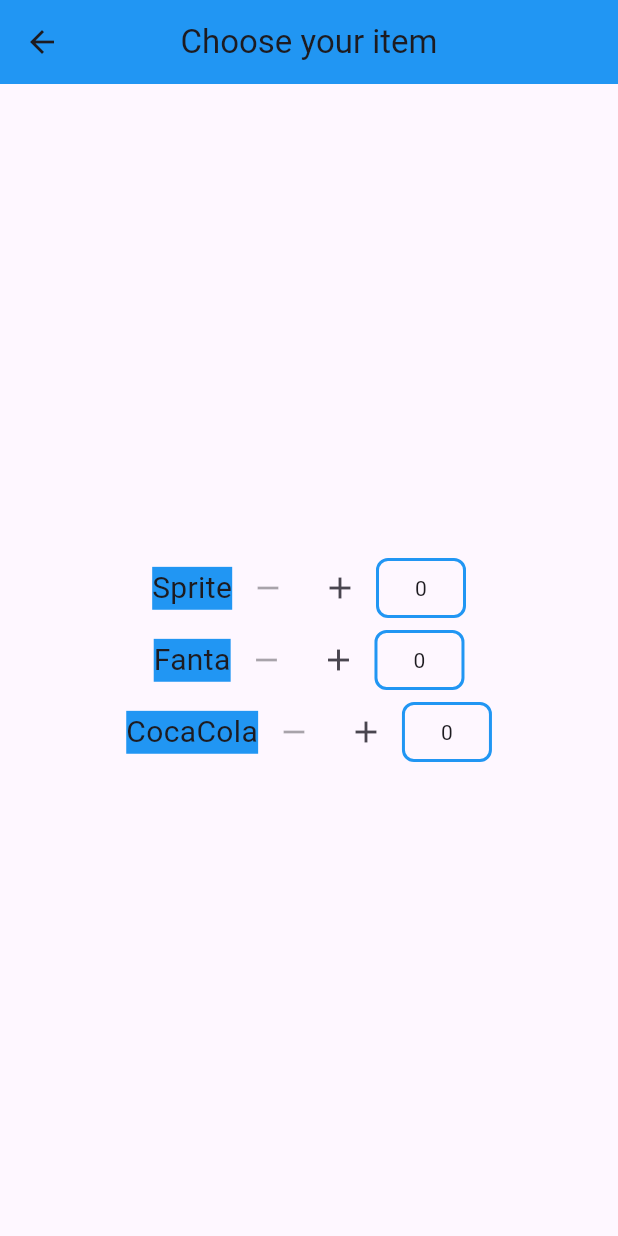
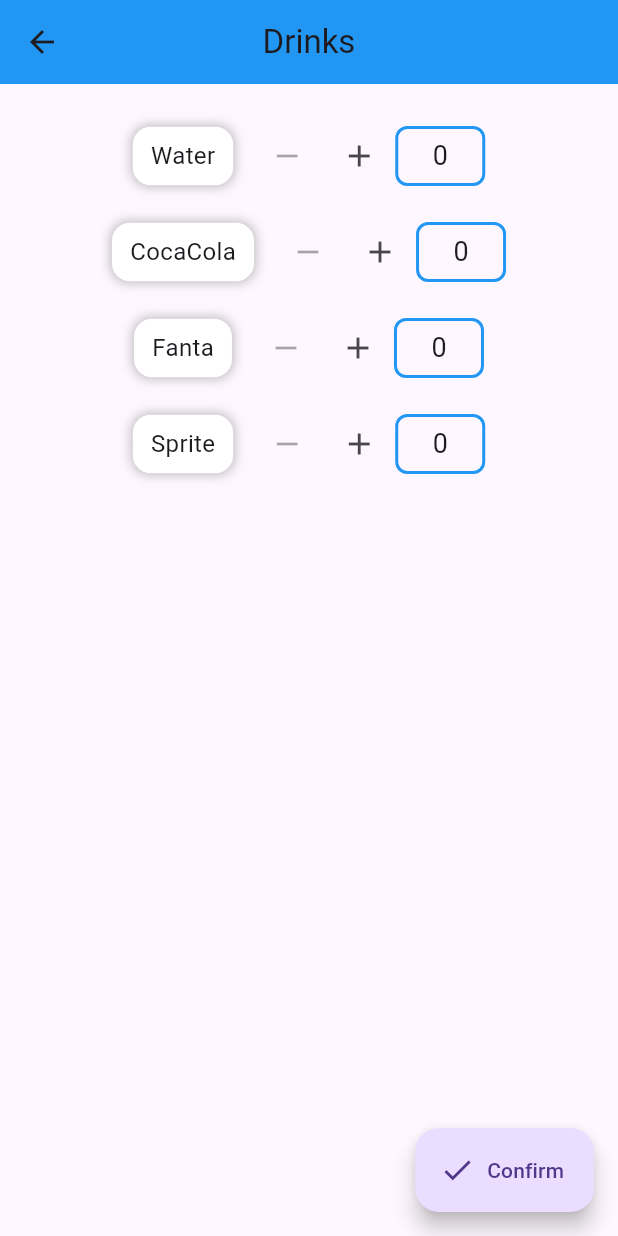
Before and after one commit to KBD-solutions/Servicer, a Flutter app: the screen it shows after launch, after a tap on "Refills", on a phone screen of 412 x 824 dp. Run offline on Flutter 3.47's test engine with Material 3 defaults, Android fonts, the light colour scheme and no system bars.

Commit message:
fixed item selection screen and incrementstion

```diff
--- /dev/null
+++ b/lib/Utils/item_counter.dart
@@ -0,0 +1,74 @@
+import 'package:flutter/material.dart';
+
+class ItemCounter extends StatefulWidget {
+  final String itemName;
+  final int initialQuantity;
+  final ValueChanged<int>? onQuantityChanged;
+
+  const ItemCounter({
+    super.key,
+    required this.itemName,
+    this.initialQuantity = 0,
+    this.onQuantityChanged,
+  });
+
+  @override
+  State<ItemCounter> createState() => _ItemCounterState();
+}
+
+class _ItemCounterState extends State<ItemCounter> {
+  late int _qty;
+
+  @override
+  void initState() {
+    super.initState();
+    _qty = widget.initialQuantity;
+  }
+
+  void _increment() {
+    setState(() => _qty++);
+    widget.onQuantityChanged?.call(_qty);
+  }
+
+  void _decrement() {
+    if (_qty == 0) return;
+    setState(() => _qty--);
+    widget.onQuantityChanged?.call(_qty);
+  }
+
+  @override
+  Widget build(BuildContext context) {
+    return Row(
+      mainAxisAlignment: MainAxisAlignment.center,
+      children: [
+        // Item label
+        Container(
+          padding: const EdgeInsets.symmetric(horizontal: 12, vertical: 8),
+          decoration: BoxDecoration(
+            color: Colors.white,
+            borderRadius: BorderRadius.circular(12),
+            boxShadow: const [
+              BoxShadow(color: Colors.black26, blurRadius: 6, spreadRadius: 1),
+            ],
+          ),
+          child: Text(widget.itemName, style: const TextStyle(fontSize: 16)),
+        ),
+        const SizedBox(width: 12),
+
+        IconButton(icon: const Icon(Icons.remove), onPressed: _qty > 0 ? _decrement : null),
+        IconButton(icon: const Icon(Icons.add), onPressed: _increment),
+
+        Container(
+          width: 60,
+          height: 40,
+          alignment: Alignment.center,
+          decoration: BoxDecoration(
+            border: Border.all(color: Colors.blue, width: 2),
+            borderRadius: BorderRadius.circular(8),
+          ),
+          child: Text('$_qty', style: const TextStyle(fontSize: 18)),
+        ),
+      ],
+    );
+  }
+}
--- a/lib/Utils/selection_tools.dart
+++ b/lib/Utils/selection_tools.dart
@@ -1,3 +1,48 @@
+import 'package:flutter/material.dart';
+
+
+class PopupUtils {
+  /// Shows a temporary dialog letting the customer know a server is on the way
+  static Future<void> showServerOnTheWay(BuildContext context) async {
+    showDialog(
+      context: context,
+      barrierDismissible: false,
+      builder: (ctx) => AlertDialog(
+        shape: RoundedRectangleBorder(borderRadius: BorderRadius.circular(16)),
+        content: Column(
+          mainAxisSize: MainAxisSize.min,
+          children: const [
+            Icon(Icons.check_circle, size: 48, color: Colors.green),
+            SizedBox(height: 12),
+            Text(
+              'Server notified',
+              style: TextStyle(fontSize: 18, fontWeight: FontWeight.bold),
+            ),
+            SizedBox(height: 8),
+            Text(
+              'A server is on the way. Thanks for your patience!',
+              textAlign: TextAlign.center,
+            ),
+          ],
+        ),
+      ),
+    );
+
+    // Wait for 2 seconds, close dialog, show snackbar
+    await Future.delayed(const Duration(seconds: 2));
+    if (Navigator.of(context, rootNavigator: true).canPop()) {
+      Navigator.of(context, rootNavigator: true).pop();
+    }
+
+    ScaffoldMessenger.of(context).showSnackBar(
+      const SnackBar(
+        content: Text('Server is on the way!'),
+        duration: Duration(seconds: 2),
+      ),
+    );
+  }
+}
+
 class _Drink{
   final String name;
   int amount;
--- a/lib/screens/Confirmation_screen.dart
+++ /dev/null
@@ -1,166 +0,0 @@
-import 'package:flutter/material.dart';
-
-
-class ConfirmationScreen extends StatefulWidget {
-  const ConfirmationScreen({super.key});
-
-  @override
-  State<ConfirmationScreen> createState() => _ConfirmationscreenState();
-}
-
-class _ConfirmationscreenState extends State<ConfirmationScreen> {
-  int amount = 0;
-
-
-  @override
-  Widget build(BuildContext context) {
-    return Scaffold(
-      appBar: AppBar(
-        title: Text("Choose your item"),
-        backgroundColor: Colors.blue,
-        centerTitle: true,
-      ),
-
-      body: Center(
-        child: Column(
-          mainAxisAlignment: MainAxisAlignment.center,
-          children: [
-
-            Row(
-              mainAxisAlignment: MainAxisAlignment.center,
-              children: [
-                Text("Sprite",
-                style: TextStyle(
-                  fontSize: 20,
-                  backgroundColor: Colors.blue,
-                  ),
-                ),
-                //this Icon removes
-                IconButton(
-                  icon: Icon(Icons.remove),
-                  onPressed: amount > 0 ? () {
-                    setState(() {
-                      amount--;
-                    });
-                  }
-                  : null,
-                ),
-
-                //this icon adds items
-                IconButton(
-                  icon: Icon(Icons.add),
-                  onPressed: () {
-                    setState(() {
-                      amount++;
-                    });
-                  },
-                ),
-
-                //container for the amount of items added or removed
-                Container(
-                  width:60,
-                  height:40,
-                  alignment: Alignment.center,
-                  decoration: BoxDecoration(
-                    border: Border.all(color: Colors.blue, width: 2),
-                    borderRadius: BorderRadius.circular(8),
-                  ),
-                  child: Text("$amount"),
-                ),
-              ],
-            ),
-            //fanta option
-            Row(
-              mainAxisAlignment: MainAxisAlignment.center,
-              children: [
-                Text("Fanta",
-                style: TextStyle(
-                  fontSize: 20,
-                  backgroundColor: Colors.blue,
-                  ),
-                ),
-                //this Icon removes
-                IconButton(
-                  icon: Icon(Icons.remove),
-                  onPressed: amount > 0 ? () {
-                    setState(() {
-                      amount--;
-                    });
-                  }
-                  : null,
-                ),
-
-                //this icon adds items
-                IconButton(
-                  icon: Icon(Icons.add),
-                  onPressed: () {
-                    setState(() {
-                      amount++;
-                    });
-                  },
-                ),
-
-                //container for the amount of items added or removed
-                Container(
-                  width:60,
-                  height:40,
-                  alignment: Alignment.center,
-                  decoration: BoxDecoration(
-                    border: Border.all(color: Colors.blue, width: 2),
-                    borderRadius: BorderRadius.circular(8),
-                  ),
-                  child: Text("$amount"),
-                ),
-              ],
-            ),
-
-            //Coke option
-            Row(
-              mainAxisAlignment: MainAxisAlignment.center,
-              children: [
-                Text("CocaCola",
-                style: TextStyle(
-                  fontSize: 20,
-                  backgroundColor: Colors.blue,
-                  ),
-                ),
-                //this Icon removes
-                IconButton(
-                  icon: Icon(Icons.remove),
-                  onPressed: amount > 0 ? () {
-                    setState(() {
-                      amount--;
-                    });
-                  }
-                  : null,
-                ),
-
-                //this icon adds items
-                IconButton(
-                  icon: Icon(Icons.add),
-                  onPressed: () {
-                    setState(() {
-                      amount++;
-                    });
-                  },
-                ),
-
-                //container for the amount of items added or removed
-                Container(
-                  width:60,
-                  height:40,
-                  alignment: Alignment.center,
-                  decoration: BoxDecoration(
-                    border: Border.all(color: Colors.blue, width: 2),
-                    borderRadius: BorderRadius.circular(8),
-                  ),
-                  child: Text("$amount"),
-                ),
-              ],
-            ),
-          ],
-        )
-      ),
-    );
-  }
-}
--- a/lib/screens/Selection_screen.dart
+++ b/lib/screens/Selection_screen.dart
@@ -1,11 +1,15 @@
 import 'package:flutter/material.dart';
 import 'employer_dashboard.dart';
-import 'Confirmation_screen.dart';
-
+import 'item_selection_page.dart';
+import '../Utils/selection_tools.dart';
 
 
 class SelectScreen extends StatefulWidget {
   const SelectScreen({super.key});
+
+  static const List<String> drinks = ['Water', 'CocaCola', 'Fanta', 'Sprite'];
+  static const List<String> desserts = ['Brownie', 'Cheesecake', 'Ice Cream'];
+  static const List<String> extras = ['Fries', 'Onion Rings', 'Breadsticks'];
 
   @override
   State<SelectScreen> createState() => _SelectScreenState();
@@ -14,13 +18,21 @@
 class _SelectScreenState extends State<SelectScreen> {
   @override
   Widget build(BuildContext context) {
+
+    final double bottomInset = MediaQuery.of(context).padding.bottom;
+
     return Scaffold(
       appBar: AppBar(
         title: Text("Selection Page"),
         backgroundColor: Colors.blue,
         centerTitle: true,
       ),
-      body: Center(
+ body: Stack(
+        children: [
+          // Your existing page content
+          Positioned.fill(
+            child: SafeArea(
+              child: Center(
                 child: Column(
                   mainAxisSize: MainAxisSize.min,
                   children: [
@@ -31,15 +43,18 @@
                         onPressed: () {
                           Navigator.push(
                             context,
-                    MaterialPageRoute(builder: (context) => ConfirmationScreen())
+                            MaterialPageRoute(builder: (context) => ItemsSelectionPage(
+                              title: 'Drinks',
+                              items: SelectScreen.drinks,
+                              ),
+                            ),
                           );
                         },
                         child: const Text("Refills"),
                         key: const Key("Refills-button"),
                       ),
                     ),
-            //sized Box for button spacing
-            SizedBox(height: 20),
+                    const SizedBox(height: 20),
                     SizedBox(
                       width: 250,
                       height: 60,
@@ -47,14 +62,18 @@
                         onPressed: () {
                           Navigator.push(
                             context,
-                    MaterialPageRoute(builder: (context) => ConfirmationScreen())
+                            MaterialPageRoute(builder: (context) => ItemsSelectionPage(
+                              title: 'Desserts',
+                              items: SelectScreen.desserts,
+                              ),
+                            ),
                           );
                         },
                         child: const Text("Desserts"),
                         key: const Key("Desserts-button"),
                       ),
                     ),
-            SizedBox(height: 20),
+                    const SizedBox(height: 20),
                     SizedBox(
                       width: 250,
                       height: 60,
@@ -62,30 +81,37 @@
                         onPressed: () {
                           Navigator.push(
                             context,
-                    MaterialPageRoute(builder: (context) => ConfirmationScreen())
+                            MaterialPageRoute(builder: (context) => ItemsSelectionPage(
+                              title: 'Extras',
+                              items: SelectScreen.extras
+                            )),
                           );
                         },
                         child: const Text("Extras"),
                         key: const Key("Extras-button"),
                       ),
                     ),
-            SizedBox(height: 20),
+                    const SizedBox(height: 20),
                     SizedBox(
                       width: 250,
                       height: 60,
                       child: ElevatedButton(
-                onPressed: () {},
-                child: Text("Call Server"),
+                        onPressed: () => PopupUtils.showServerOnTheWay(context),
+                        child: const Text("Call Server"),
                         key: const Key("Call-server"),
                       ),
                     ),
+
+                    SizedBox(height: 24 + bottomInset),
                   ],
                 ),
               ),
+            ),
+          ),
 
-
-      floatingActionButton: Padding(
-        padding: const EdgeInsets.only(bottom: 10, right: 10),
+          Positioned(
+            bottom: 10 + bottomInset,
+            right: 10,
             child: FloatingActionButton.extended(
               onPressed: () {
                 Navigator.push(
@@ -101,7 +127,8 @@
               backgroundColor: const Color.fromARGB(221, 231, 230, 230),
             ),
           ),
-      floatingActionButtonLocation: FloatingActionButtonLocation.endFloat,
+        ],
+      ),
     );
   }
 }
--- /dev/null
+++ b/lib/screens/item_selection_page.dart
@@ -0,0 +1,75 @@
+import 'package:flutter/material.dart';
+import '../Utils/item_counter.dart';
+
+class ItemsSelectionPage extends StatefulWidget {
+  final String title;
+  final List<String> items;
+  final Map<String, int>? initialQuantities; // optional (for editing an order)
+
+  const ItemsSelectionPage({
+    super.key,
+    required this.title,
+    required this.items,
+    this.initialQuantities,
+  });
+
+  @override
+  State<ItemsSelectionPage> createState() => _ItemsSelectionPageState();
+}
+
+class _ItemsSelectionPageState extends State<ItemsSelectionPage> {
+  late Map<String, int> _order;
+
+  @override
+  void initState() {
+    super.initState();
+    // start with zeros for all items, then apply any provided initial quantities
+    _order = {for (final name in widget.items) name: 0};
+    if (widget.initialQuantities != null) {
+      for (final entry in widget.initialQuantities!.entries) {
+        if (_order.containsKey(entry.key)) _order[entry.key] = entry.value;
+      }
+    }
+  }
+
+  void _confirm() {
+    // return the map to the previous screen (or show a summary)
+    Navigator.pop(context, _order);
+    // If you want a toast/snackbar here instead of pop:
+    // final summary = _order.entries.where((e)=>e.value>0).map((e) => '${e.key}: ${e.value}').join(' • ');
+    // ScaffoldMessenger.of(context).showSnackBar(SnackBar(content: Text(summary.isEmpty ? 'No items selected' : 'Order: $summary')));
+  }
+
+  @override
+  Widget build(BuildContext context) {
+    return Scaffold(
+      appBar: AppBar(
+        title: Text(widget.title),
+        backgroundColor: Colors.blue,
+        centerTitle: true,
+      ),
+      body: SafeArea(
+        child: ListView.separated(
+          padding: const EdgeInsets.symmetric(vertical: 24),
+          itemCount: widget.items.length,
+          separatorBuilder: (_, __) => const SizedBox(height: 16),
+          itemBuilder: (context, index) {
+            final name = widget.items[index];
+            final initial = _order[name] ?? 0;
+            return ItemCounter(
+              key: ValueKey('counter_$name'),
+              itemName: name,
+              initialQuantity: initial,
+              onQuantityChanged: (qty) => _order[name] = qty,
+            );
+          },
+        ),
+      ),
+      floatingActionButton: FloatingActionButton.extended(
+        onPressed: _confirm,
+        icon: const Icon(Icons.check),
+        label: const Text('Confirm'),
+      ),
+    );
+  }
+}
```
Lines whose indentation alone changed are shown as unchanged.
